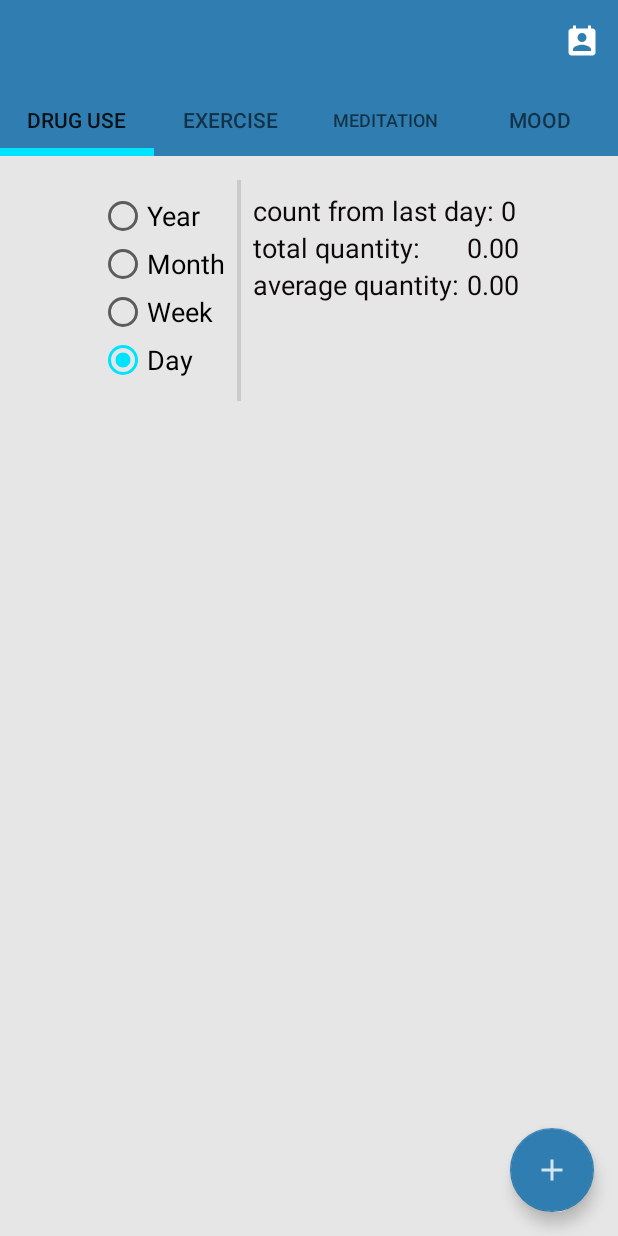
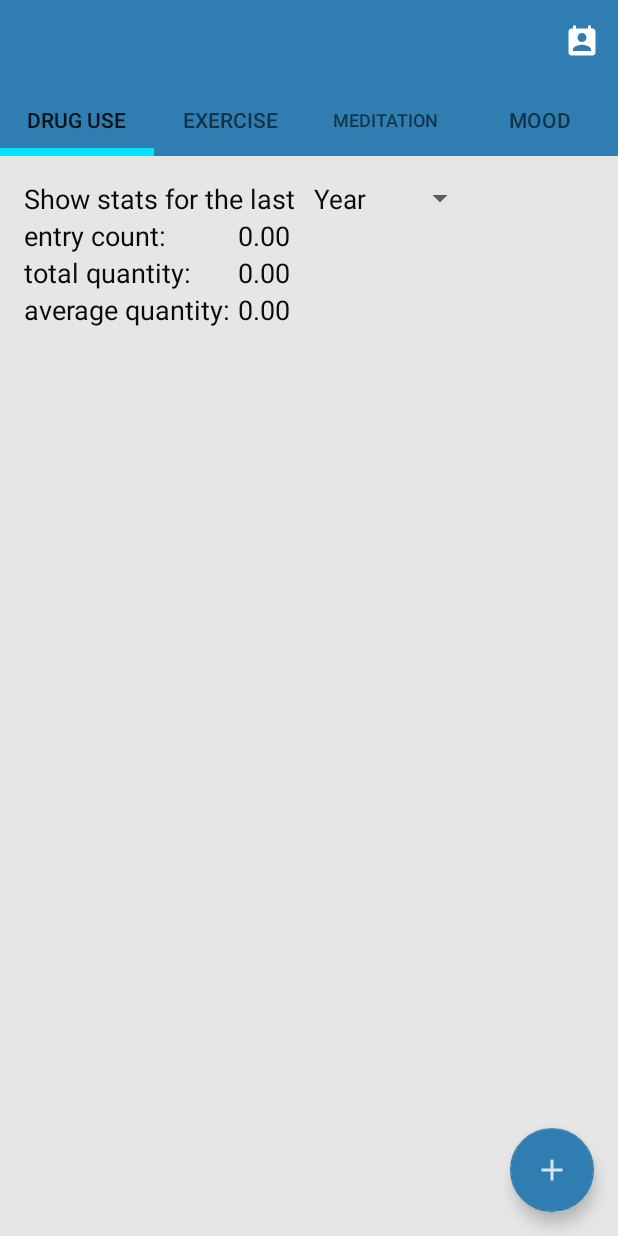
Before and after one commit to falkenum/wellness-tracker, an Android app: the screen it shows after launch (MainActivity), on a phone screen of 412 x 824 dp. Run offline under Robolectric (Android 15) with nearby library versions, the light colour scheme and no system bars; our stand-ins replace Room's generated code, navigation-ui; libraries missing offline, so code that uses them is left out: com.google.api.client, com.google.api.services; 6 statements that could not run were skipped.

Commit message:
spinner and appbarlayout

```diff
--- a/app/src/main/java/com/sjfalken/wellnesstracker/HomeFragment.kt
+++ b/app/src/main/java/com/sjfalken/wellnesstracker/HomeFragment.kt
@@ -5,7 +5,6 @@ import android.view.LayoutInflater
 import android.view.View
 import android.view.ViewGroup
 import android.widget.*
-import androidx.navigation.fragment.findNavController
 import kotlinx.android.synthetic.main.fragment_home.view.*
 import org.json.JSONObject
 import java.time.Duration
@@ -21,7 +20,7 @@ class HomeFragment : BaseFragment() {
 
     private val periodLengthDays : Long
         get() {
-            return when (checkedTimePeriod) {
+            return when (selectedTimePeriod) {
                 YEAR -> 365
                 MONTH -> 30
                 WEEK -> 7
@@ -30,15 +29,13 @@ class HomeFragment : BaseFragment() {
             }
         }
 
-    private val checkedTimePeriod : String
+    private val selectedTimePeriod : String
         get() {
-            val checkedRadioButtonId = rootView.findViewById<RadioGroup>(R.id.periodLengthRadioGroup)
-                .checkedRadioButtonId
-            return when (checkedRadioButtonId) {
-                R.id.yearButton -> YEAR
-                R.id.monthButton -> MONTH
-                R.id.weekButton -> WEEK
-                R.id.dayButton -> DAY
+            return when (rootView.spinner.selectedItemPosition) {
+                0 -> YEAR
+                1 -> MONTH
+                2 -> WEEK
+                3 -> DAY
                 else -> throw Exception("shouldn't get here")
             }
         }
@@ -50,20 +47,14 @@ class HomeFragment : BaseFragment() {
         // to be called after accessing the database
         // entries is a list with all entries of the type passed in
         val processEntries = { entries : List<Entry> ->
-            rootView.findViewById<TextView>(R.id.timePeriod).apply {
-                text = checkedTimePeriod
-            }
-
-            rootView.findViewById<TextView>(R.id.numEntriesView).apply {
-                text = entries.size.toString()
-            }
-
             rootView.findViewById<FrameLayout>(R.id.averageValuesHolder).apply {
                 val selectedType = (activity!! as MainActivity).selectedType
 
                 // find which values are numeric and can be processed
                 val defaultData = EntryTypes.getConfig(selectedType).defaultData
-                val averageValues = JSONObject()
+                val averageValues = JSONObject().apply {
+                    put("entry count", entries.size)
+                }
 
                 for (key in defaultData.keys()) {
                     val defaultValue = defaultData.get(key).toString()
@@ -122,11 +113,31 @@ class HomeFragment : BaseFragment() {
             }
         }
 
-        rootView.findViewById<RadioGroup>(R.id.periodLengthRadioGroup).apply {
-            setOnCheckedChangeListener { _, _ ->
-                updateStats()
+        rootView.spinner.apply {
+            adapter = ArrayAdapter.createFromResource(
+                mainActivity,
+                R.array.period_lengths_array,
+                android.R.layout.simple_spinner_item).apply {
+
+                setDropDownViewResource(android.R.layout.simple_spinner_dropdown_item)
             }
-            check(R.id.dayButton)
+
+            onItemSelectedListener = object : AdapterView.OnItemSelectedListener {
+                override fun onNothingSelected(parent: AdapterView<*>?) {
+                    TODO("not implemented") //To change body of created functions use File | Settings | File Templates.
+                }
+
+                override fun onItemSelected(
+                    parent: AdapterView<*>?,
+                    view: View?,
+                    position: Int,
+                    id: Long
+                ) {
+                    updateStats()
+                }
+            }
+
+            setSelection(0)
         }
 
         return rootView
--- a/app/src/main/res/layout/activity_main.xml
+++ b/app/src/main/res/layout/activity_main.xml
@@ -13,25 +13,32 @@
                   android:id="@+id/mainLayout"
     >
 
-        <androidx.appcompat.widget.Toolbar
+        <androidx.coordinatorlayout.widget.CoordinatorLayout
                 android:layout_width="match_parent"
-                android:layout_height="wrap_content"
-                android:background="@drawable/toolbar_bg"
-                android:theme="?attr/actionBarTheme"
-                android:elevation="0dp"
-                android:minHeight="?attr/actionBarSize"
-                android:id="@+id/toolbar"/>
+                app:elevation="5dp"
+                android:layout_height="wrap_content">
 
-        <FrameLayout android:layout_width="match_parent"
-                     android:animateLayoutChanges="true"
-                     android:id="@+id/tabLayoutHolder"
-                     android:layout_height="wrap_content">
-            <com.google.android.material.tabs.TabLayout
-                    android:background="@drawable/toolbar_bg"
+            <!-- Scrollable view here -->
+
+            <com.google.android.material.appbar.AppBarLayout
                     android:layout_width="match_parent"
-                    android:layout_height="wrap_content" android:id="@+id/tabLayout"
-                    app:tabIndicatorHeight="5dp" />
-        </FrameLayout>
+                    app:elevation="5dp"
+                    android:layout_height="wrap_content">
+
+                <androidx.appcompat.widget.Toolbar
+                        android:layout_width="match_parent"
+                        android:layout_height="?attr/actionBarSize"
+                        app:elevation="5dp"
+                        android:id="@+id/toolbar"
+                        />
+                <com.google.android.material.tabs.TabLayout
+                        android:layout_width="match_parent"
+                        android:layout_height="wrap_content" android:id="@+id/tabLayout"
+                        app:elevation="5dp"
+                        app:tabIndicatorHeight="5dp" />
+
+            </com.google.android.material.appbar.AppBarLayout>
+        </androidx.coordinatorlayout.widget.CoordinatorLayout>
 
         <FrameLayout android:layout_width="match_parent"
                      android:layout_height="match_parent"
--- a/app/src/main/res/layout/fragment_home.xml
+++ b/app/src/main/res/layout/fragment_home.xml
@@ -6,78 +6,32 @@
               android:layout_height="match_parent" android:orientation="vertical"
               android:gravity="center_horizontal">
 
-    <androidx.constraintlayout.widget.ConstraintLayout android:layout_width="wrap_content"
-                                                       android:layout_height="147dp"
-                                                       tools:layout_editor_absoluteY="76dp"
-                                                       android:layout_gravity="center_horizontal">
-        <View
-                android:id="@+id/divider2"
-                android:layout_width="2.5dp"
-                android:layout_height="match_parent"
-                android:background="?android:attr/listDivider"
-                tools:layout_editor_absoluteY="-38dp" app:layout_constraintStart_toEndOf="@+id/periodLengthRadioGroup"
-                android:layout_marginStart="8dp"/>
-        <TextView android:layout_width="wrap_content" android:layout_height="wrap_content"
-                  android:text="count from last "
-                  android:id="@+id/textView6"
-                  app:layout_constraintStart_toEndOf="@+id/divider2"
-                  android:layout_marginStart="8dp" android:layout_marginTop="8dp"
-                  app:layout_constraintTop_toTopOf="parent"/>
-        <TextView android:layout_width="wrap_content" android:layout_height="wrap_content"
-                  android:text="timePeriod"
-                  android:layout_alignParentTop="true"
-                  android:layout_toEndOf="@id/textView6"
-                  android:id="@+id/timePeriod"
-                  android:layout_marginTop="8dp" app:layout_constraintTop_toTopOf="parent"
-                  app:layout_constraintStart_toEndOf="@+id/textView6"/>
-        <TextView android:layout_width="wrap_content" android:layout_height="wrap_content"
-                  android:text=": "
-                  android:id="@+id/colon"
-                  app:layout_constraintStart_toEndOf="@id/timePeriod"
-                  app:layout_constraintTop_toTopOf="parent"
-                  android:layout_marginTop="8dp"
-                  android:layout_alignParentTop="true" android:layout_toEndOf="@id/timePeriod"/>
+    <androidx.constraintlayout.widget.ConstraintLayout
+            android:layout_width="wrap_content"
+            android:layout_gravity="start"
+            android:layout_height="wrap_content">
 
-        <TextView android:layout_width="wrap_content" android:layout_height="wrap_content"
-                  android:layout_alignParentTop="true"
-                  android:id="@+id/numEntriesView"
-                  app:layout_constraintStart_toEndOf="@id/colon"
-                  app:layout_constraintTop_toTopOf="parent"
-                  android:layout_marginTop="8dp"
-                  android:text="0"/>
-        <RadioGroup
+        <TextView
+                android:id="@+id/textView3"
                 android:layout_width="wrap_content"
-                android:layout_height="wrap_content" android:id="@+id/periodLengthRadioGroup"
+                android:layout_height="wrap_content"
+                android:text="Show stats for the last "
                 app:layout_constraintStart_toStartOf="parent"
-                android:layout_marginTop="8dp" app:layout_constraintTop_toTopOf="parent">
-            <RadioButton
-                    android:text="Year"
-                    android:layout_width="wrap_content"
-                    android:layout_height="wrap_content" android:id="@+id/yearButton" android:layout_weight="1"/>
-            <RadioButton
-                    android:text="Month"
-                    android:layout_width="wrap_content"
-                    android:layout_height="wrap_content" android:id="@+id/monthButton" android:layout_weight="1"/>
-            <RadioButton
-                    android:text="Week"
-                    android:layout_width="wrap_content"
-                    android:layout_height="wrap_content" android:id="@+id/weekButton" android:layout_weight="1"/>
-            <RadioButton
-                    android:text="Day"
-                    android:layout_width="wrap_content"
-                    android:layout_height="wrap_content" android:id="@+id/dayButton" android:layout_weight="1"/>
-        </RadioGroup>
-        <FrameLayout android:layout_width="wrap_content" android:layout_height="wrap_content"
-                     android:id="@+id/averageValuesHolder"
-                     app:layout_constraintStart_toEndOf="@+id/divider2" android:layout_marginStart="8dp"
-                     app:layout_constraintTop_toBottomOf="@+id/textView6"/>
+                app:layout_constraintTop_toTopOf="parent" />
 
+        <Spinner
+                android:id="@+id/spinner"
+                android:layout_width="wrap_content"
+                android:layout_height="wrap_content"
+                app:layout_constraintStart_toEndOf="@+id/textView3"
+                app:layout_constraintTop_toTopOf="parent" />
     </androidx.constraintlayout.widget.ConstraintLayout>
-    <Space
-            android:layout_width="match_parent"
-            android:layout_height="0dp"
-            android:layout_weight="1.0"
-            />
+
+    <FrameLayout
+            android:id="@+id/averageValuesHolder"
+            android:layout_gravity="start"
+            android:layout_width="wrap_content"
+            android:layout_height="wrap_content" />
 
 
 </LinearLayout>
--- a/app/src/main/res/values/strings.xml
+++ b/app/src/main/res/values/strings.xml
@@ -3,5 +3,10 @@
     <string name="client_id">275654752708-lof613kc845ho42vb6s62enoqggp0vi8.apps.googleusercontent.com</string>
     <string name="sign_in">Sign In</string>
     <string name="sign_out">Sign Out</string>
-
+    <string-array name="period_lengths_array">
+        <item>Year</item>
+        <item>Month</item>
+        <item>Week</item>
+        <item>Day</item>
+    </string-array>
 </resources>
```
